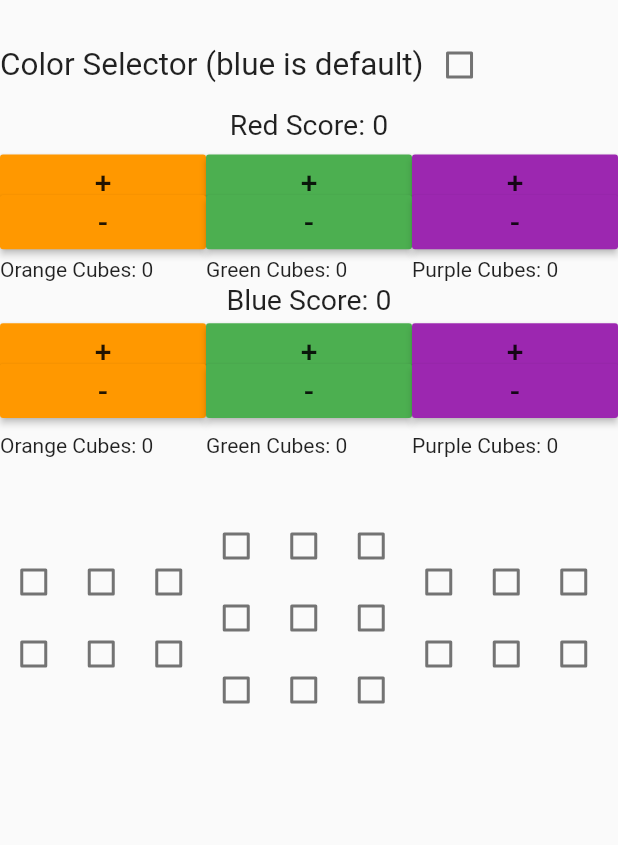
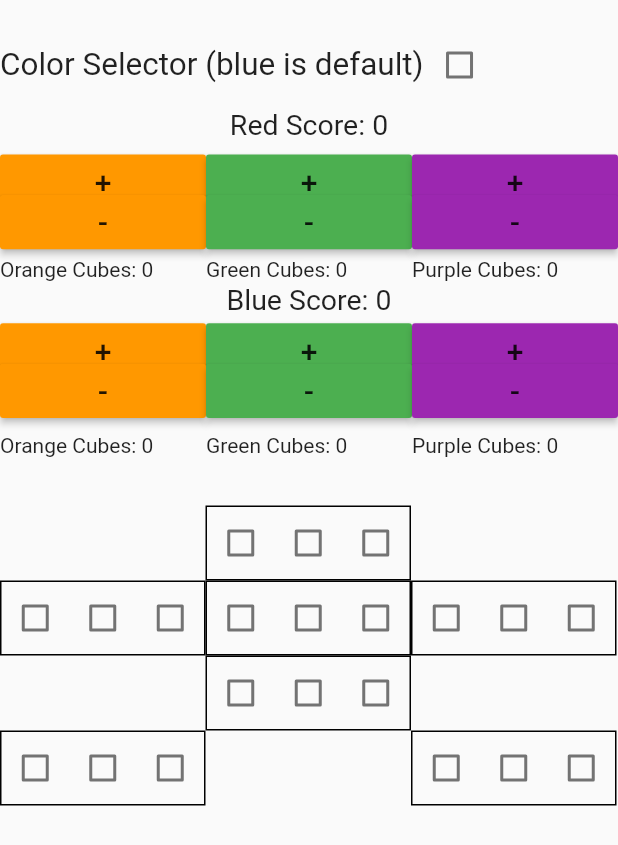
Before and after one commit to mehulghosal/towertakeover-scoring, a Flutter app: the screen it shows after launch, on a phone screen of 412 x 824 dp. Shown: the top 845 px of the screen. Run offline on Flutter 3.47's test engine with Material 2 defaults, Android fonts, the phone set to English and light mode, and no system bars.

Commit message:
started working on suggestions

```diff
--- a/lib/main.dart
+++ b/lib/main.dart
@@ -37,10 +37,6 @@ class _MyHomePageState extends State<MyHomePage> {
 
 //  by default, false is blue
   bool alliance = false;
-
-  bool orange = false;
-  bool green  = false;
-  bool purple = false;
 
   List highValues = List<List<bool>>.generate(7, (i) => List<bool>.generate(3, (j) => false));
   double checkWidth = 45;
@@ -93,7 +89,16 @@ class _MyHomePageState extends State<MyHomePage> {
   }
 
   Widget highCheckBox(int i){
-    return  Row(
+    return Container(
+        decoration: const BoxDecoration(
+          border: Border(
+            top: BorderSide(width: 1.0, color: Color(0xFF000000)),
+            left: BorderSide(width: 1.0, color: Color(0xFF000000)),
+            right: BorderSide(width: 1.0, color: Color(0xFF000000)),
+            bottom: BorderSide(width: 1.0, color: Color(0xFF000000)),
+          ),
+        ),
+      child: Row(
       mainAxisSize: MainAxisSize.min,
       mainAxisAlignment: MainAxisAlignment.start,
       children: <Widget>[
@@ -135,7 +140,8 @@ class _MyHomePageState extends State<MyHomePage> {
         ),
 
       ]
-    );
+    )
+   );
   }
 
   @override
@@ -366,13 +372,14 @@ class _MyHomePageState extends State<MyHomePage> {
 
           Row(
             mainAxisSize: MainAxisSize.min,
-            mainAxisAlignment: MainAxisAlignment.start,
             children: <Widget>[
               Column(
                 mainAxisAlignment: MainAxisAlignment.center,
                 children: <Widget>[
+                  Container(height: 100),
                   highCheckBox(0),
-                  highCheckBox(1)
+                  Container(height: 50),
+                  highCheckBox(1),
                 ]
               ),
               Column(
@@ -386,7 +393,9 @@ class _MyHomePageState extends State<MyHomePage> {
               Column(
                 mainAxisAlignment: MainAxisAlignment.center,
                 children: <Widget>[
+                  Container(height: 100),
                   highCheckBox(5),
+                  Container(height: 50),
                   highCheckBox(6),
                 ]
               ),
```
